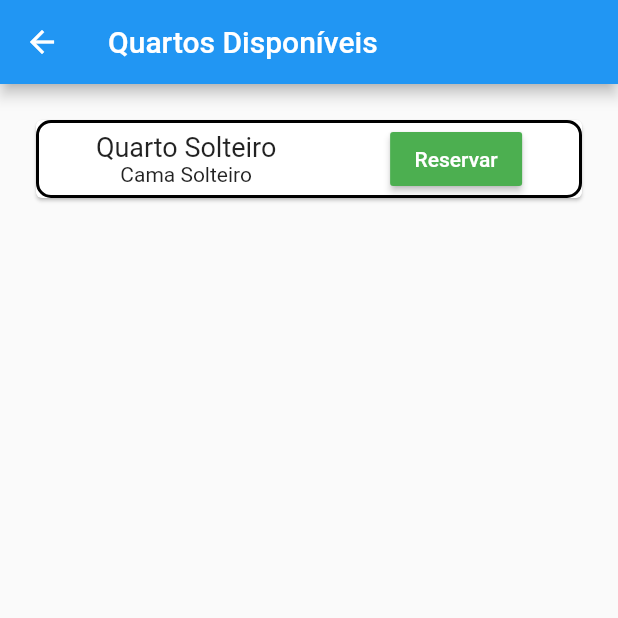
After one commit to ecorreas/App-Hotel-RPIV, a Flutter app: the Quartos_livres screen opened by its route, on a phone screen of 412 x 824 dp, the top half of it. The commit adds this screen. Run offline on Flutter 3.47's test engine with Material 2 defaults, Android fonts, the phone set to English and light mode, and no system bars.

Commit message:
tela de quartos disponíveis e refatoração das rotas.

```diff
--- a/hotel/lib/app_widget.dart
+++ b/hotel/lib/app_widget.dart
@@ -1,14 +1,22 @@
 
 import 'package:flutter/material.dart';
+import 'package:hotel/escolha_de_quartos.dart';
+import 'package:hotel/hoteis_disponiveis.dart';
 import 'package:hotel/tela_reservas.dart';
+import 'package:hotel/escolha_de_quartos.dart';
 
 
 class AppWidget extends StatelessWidget {
   @override
   Widget build(BuildContext context) {
     return MaterialApp(
-      theme: ThemeData(primarySwatch: Colors.brown),
-      home: TelaReservas(),
+      theme: ThemeData(primarySwatch: Colors.blue),
+      initialRoute: '/',
+      routes: {
+        '/': (context) => TelaReservas(),
+        '/hoteis': (context) => Hoteis_Disponiveis(),
+        '/quartos': (context) => Quartos_livres(),
+      }
     );
   }
 }
--- /dev/null
+++ b/hotel/lib/escolha_de_quartos.dart
@@ -0,0 +1,69 @@
+import 'package:flutter/material.dart';
+
+class Quartos_livres extends StatefulWidget {
+  @override
+  _Quartos_livresState createState() => _Quartos_livresState();
+}
+
+class _Quartos_livresState extends State<Quartos_livres> {
+  @override
+  Widget build(BuildContext context) {
+    return Scaffold(
+        appBar: AppBar(
+          title: Text('Quartos Disponíveis'),
+        ),
+        body: Container(
+          child: Column(
+            children: [
+              Container(
+                child: Padding(
+                  padding: const EdgeInsets.all(20.0),
+                  child: Card(
+                    child: Container(
+                      decoration: myBoxDecoration(),
+                      child: Row(
+                        mainAxisAlignment: MainAxisAlignment.spaceAround,
+                        crossAxisAlignment: CrossAxisAlignment.center,
+                        children: [
+                          Column(
+                            children:[
+                            Text('Quarto Solteiro',
+                                  style: TextStyle(fontSize: 18),),
+                            Text('Cama Solteiro'),
+                            ],
+                          ),
+                          Column(
+                            children:[
+                              RaisedButton(
+                                child: Text('Reservar'),
+                                onPressed: (){
+                                  Navigator.of(context).pushNamed('');
+                                },
+                                color: Colors.green,
+                                textColor: Colors.white,
+                              ),
+                            ],
+                          )
+                        ],
+                      ),
+                    ),
+                  ),
+                ),
+              ),
+            ],
+          ),
+        ),
+    );
+  }
+}
+
+BoxDecoration myBoxDecoration() {
+  return BoxDecoration(
+    border: Border.all(
+      width: 2.0
+    ),
+    borderRadius: BorderRadius.all(
+        Radius.circular(10.0) //
+    ),
+  );
+}
--- a/hotel/lib/hoteis_disponiveis.dart
+++ b/hotel/lib/hoteis_disponiveis.dart
@@ -46,7 +46,9 @@ class _Hoteis_DisponiveisState extends State<Hoteis_Disponiveis> {
                                 Text('X quartos disponiveis'),
                                 RaisedButton(
                                   child: Text('Reservar'),
-                                  onPressed: (){},
+                                  onPressed: (){
+                                    Navigator.of(context).pushNamed('/quartos');
+                                  },
                                   color: Colors.green,
                                   textColor: Colors.white,
                                 ),
--- a/hotel/lib/tela_reservas.dart
+++ b/hotel/lib/tela_reservas.dart
@@ -1,7 +1,6 @@
 
 import 'package:flutter/material.dart';
 
-import 'hoteis_disponiveis.dart';
 
 class TelaReservas extends StatefulWidget {
   // This widget is the root of your application.
@@ -60,9 +59,7 @@ class DadosReserva extends State<TelaReservas> {
               RaisedButton(
                 child: Text('Buscar'),
                 onPressed: (){
-                  Navigator.of(context).push(
-                      MaterialPageRoute(builder: (context) => Hoteis_Disponiveis()),
-                  );
+                  Navigator.of(context).pushNamed('/hoteis');
                 },
                 color: Colors.green,
                 textColor: Colors.white,
```
